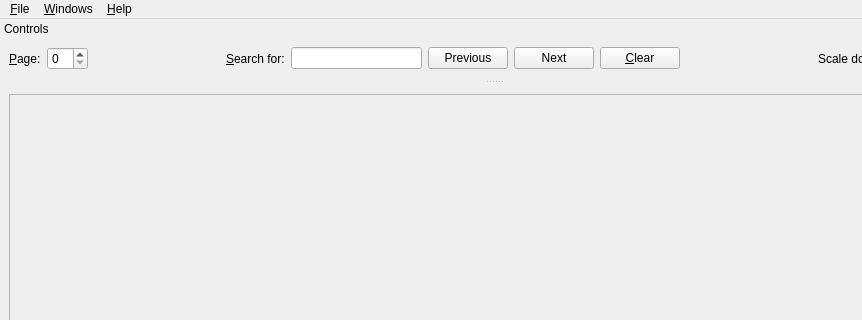
This is src/window.ui in cako/notorius as Qt 5 draws it before an edit; both pictures show x 0 to 862 and y 0 to 320 of the 987 by 836 pixel window. The edited form follows.
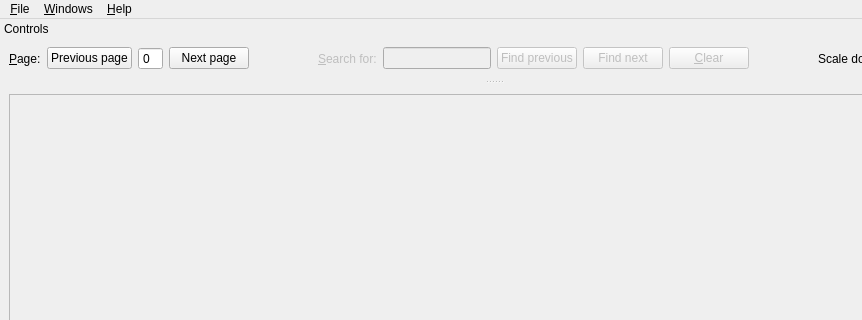
This is the edited form.

Commit message: Fixed page bug by changing layout.

Patch:
```diff
--- a/src/window.ui
+++ b/src/window.ui
@@ -96,11 +96,34 @@
        </property>
       </widget>
      </item>
+     <item>
+      <widget class="QPushButton" name="previousPageButton">
+       <property name="text">
+        <string>Previous page</string>
+       </property>
+      </widget>
+     </item>
      <item>
       <widget class="QSpinBox" name="pageSpinBox">
        <property name="enabled">
         <bool>true</bool>
        </property>
+       <property name="frame">
+        <bool>true</bool>
+       </property>
+       <property name="buttonSymbols">
+        <enum>QAbstractSpinBox::NoButtons</enum>
+       </property>
+       <property name="accelerated">
+        <bool>false</bool>
+       </property>
+      </widget>
+     </item>
+     <item>
+      <widget class="QPushButton" name="nextPageButton">
+       <property name="text">
+        <string>Next page</string>
+       </property>
       </widget>
      </item>
      <item>
@@ -118,6 +141,9 @@
      </item>
      <item>
       <widget class="QLabel" name="searchLabel">
+       <property name="enabled">
+        <bool>false</bool>
+       </property>
        <property name="text">
         <string>&amp;Search for:</string>
        </property>
@@ -132,31 +158,34 @@
      <item>
       <widget class="QLineEdit" name="searchLineEdit">
        <property name="enabled">
-        <bool>true</bool>
+        <bool>false</bool>
        </property>
       </widget>
      </item>
      <item>
-      <widget class="QPushButton" name="previousButton">
+      <widget class="QPushButton" name="previousFindButton">
+       <property name="enabled">
+        <bool>false</bool>
+       </property>
        <property name="text">
-        <string>Previous</string>
+        <string>Find previous</string>
        </property>
       </widget>
      </item>
      <item>
       <widget class="QPushButton" name="nextButton">
        <property name="enabled">
-        <bool>true</bool>
+        <bool>false</bool>
        </property>
        <property name="text">
-        <string>Next</string>
+        <string>Find next</string>
        </property>
       </widget>
      </item>
      <item>
       <widget class="QPushButton" name="clearButton">
        <property name="enabled">
-        <bool>true</bool>
+        <bool>false</bool>
        </property>
        <property name="text">
         <string>&amp;Clear</string>
```
Left out of the diff: 2 changed lines with no effect on the pictures. The commit also changes 2 other files.
